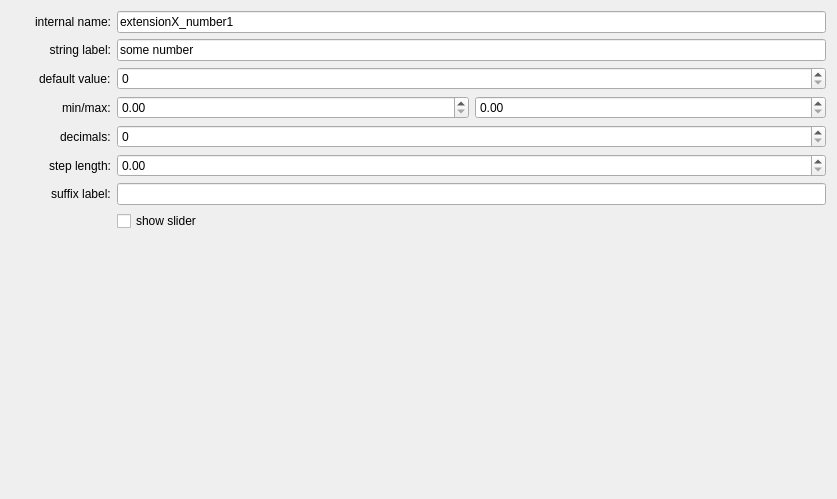
Old version of the form ui/a2ctrl/number_edit.ui in the repository ewerybody/a2.
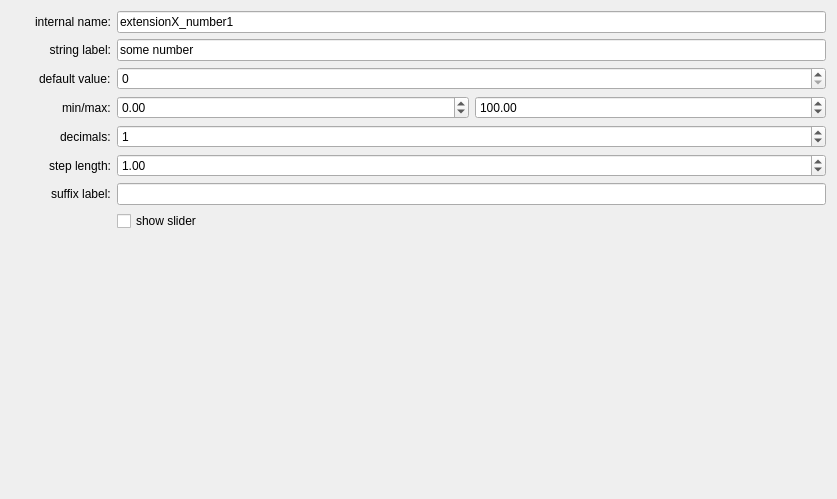
New version of the form.

Commit message:
number field: implemented all features
todo: field-slider connection

The edit to the form file:
```diff
--- a/ui/a2ctrl/number_edit.ui
+++ b/ui/a2ctrl/number_edit.ui
@@ -14,6 +14,9 @@
    <string>Form</string>
   </property>
   <layout class="QFormLayout" name="editLayout">
+   <property name="fieldGrowthPolicy">
+    <enum>QFormLayout::AllNonFixedFieldsGrow</enum>
+   </property>
    <property name="labelAlignment">
     <set>Qt::AlignRight|Qt::AlignTrailing|Qt::AlignVCenter</set>
    </property>
@@ -99,10 +102,27 @@
       <number>0</number>
      </property>
      <item>
-      <widget class="QDoubleSpinBox" name="cfg_min"/>
+      <widget class="QDoubleSpinBox" name="cfg_min">
+       <property name="minimum">
+        <double>-16777215.000000000000000</double>
+       </property>
+       <property name="value">
+        <double>0.000000000000000</double>
+       </property>
+      </widget>
      </item>
      <item>
-      <widget class="QDoubleSpinBox" name="cfg_max"/>
+      <widget class="QDoubleSpinBox" name="cfg_max">
+       <property name="minimum">
+        <double>-16777215.000000000000000</double>
+       </property>
+       <property name="maximum">
+        <double>16777215.000000000000000</double>
+       </property>
+       <property name="value">
+        <double>100.000000000000000</double>
+       </property>
+      </widget>
      </item>
     </layout>
    </item>
@@ -114,7 +134,11 @@
     </widget>
    </item>
    <item row="4" column="1">
-    <widget class="QSpinBox" name="cfg_decimals"/>
+    <widget class="QSpinBox" name="cfg_decimals">
+     <property name="value">
+      <number>1</number>
+     </property>
+    </widget>
    </item>
    <item row="5" column="0">
     <widget class="QLabel" name="label_4">
@@ -124,7 +148,14 @@
     </widget>
    </item>
    <item row="5" column="1">
-    <widget class="QDoubleSpinBox" name="cfg_step_len"/>
+    <widget class="QDoubleSpinBox" name="cfg_step_len">
+     <property name="maximum">
+      <double>16777215.000000000000000</double>
+     </property>
+     <property name="value">
+      <double>1.000000000000000</double>
+     </property>
+    </widget>
    </item>
    <item row="6" column="0">
     <widget class="QLabel" name="label_5">
```
Left out of the diff: 34 changed lines with no effect on the pictures. The commit also changes 2 other files.
